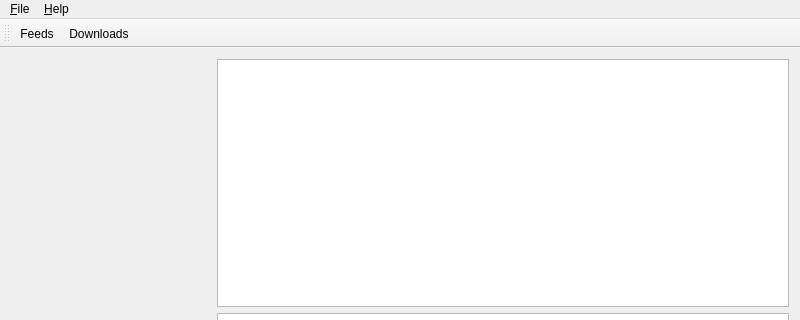
Before: the Qt Designer form podcatcher/Resources/ui/windows/MainWindow.ui in lostrootpass/alphagem, drawn with Qt 5; both pictures show x 0 to 800 and y 0 to 320 of the 800 by 600 pixel window.
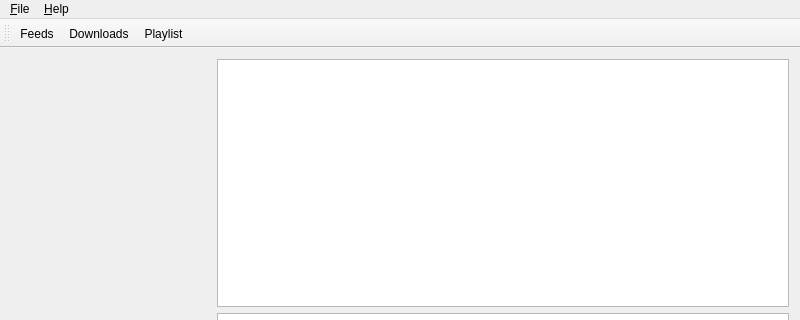
After: the same form once the commit is applied. Icons and pictures are not drawn. Custom widgets are drawn as their Qt base class.

Commit message: List episodes in the default Playlist in a seperate tab.

What changed in the file:
```diff
--- a/podcatcher/Resources/ui/windows/MainWindow.ui
+++ b/podcatcher/Resources/ui/windows/MainWindow.ui
@@ -97,6 +97,7 @@
    </attribute>
    <addaction name="actionHome"/>
    <addaction name="actionDownloads"/>
+   <addaction name="actionPlaylist"/>
   </widget>
   <widget class="QStatusBar" name="statusBar"/>
   <action name="actionAbout_Qt">
@@ -141,6 +142,14 @@
     <string>Downloads</string>
    </property>
   </action>
+  <action name="actionPlaylist">
+   <property name="text">
+    <string>Playlist</string>
+   </property>
+   <property name="toolTip">
+    <string>Playlist</string>
+   </property>
+  </action>
  </widget>
  <layoutdefault spacing="6" margin="11"/>
  <customwidgets>
```
The commit also changes 6 other files.
